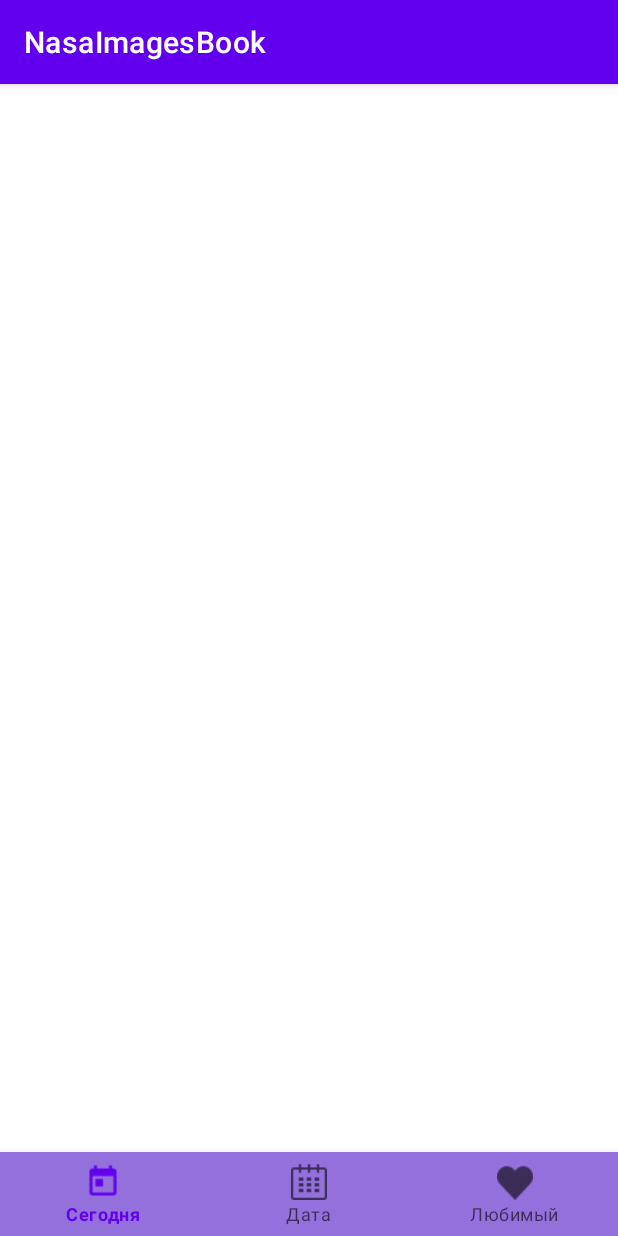
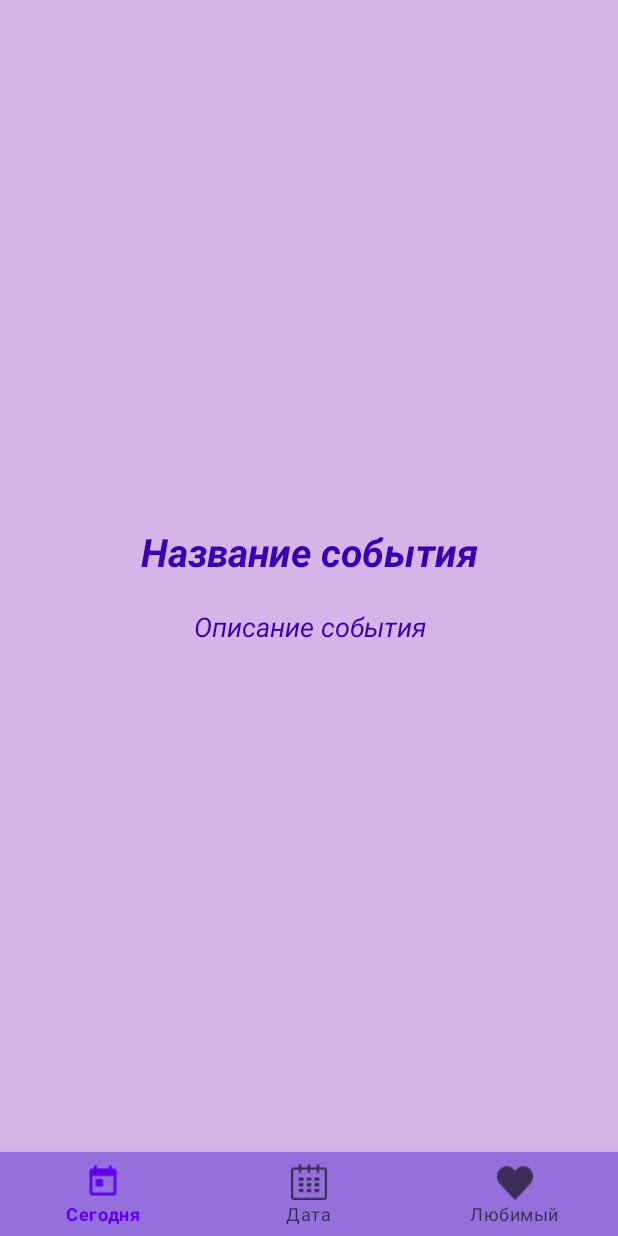
Before and after one commit to DeshinMichael/AstronomicEvents, an Android app: the screen it shows after launch (MainActivity), on a phone screen of 412 x 824 dp. Run offline under Robolectric (Android 15) with nearby library versions, the light colour scheme and no system bars.

Commit message:
created layout for DailyEventFragment

```diff
--- a/app/src/main/java/com/example/nasaimagesbook/DailyEventFragment.java
+++ b/app/src/main/java/com/example/nasaimagesbook/DailyEventFragment.java
@@ -1,7 +1,28 @@
 package com.example.nasaimagesbook;
 
+import android.os.Bundle;
+import android.view.LayoutInflater;
+import android.view.View;
+import android.view.ViewGroup;
+
+import androidx.annotation.NonNull;
+import androidx.annotation.Nullable;
 import androidx.fragment.app.Fragment;
+
+import com.example.nasaimagesbook.databinding.FragmentDailyEventBinding;
 
 public class DailyEventFragment extends Fragment {
 
+    private FragmentDailyEventBinding binding;
+
+    @Nullable
+    @Override
+    public View onCreateView(@NonNull LayoutInflater inflater, @Nullable ViewGroup container, @Nullable Bundle savedInstanceState) {
+        binding = FragmentDailyEventBinding.inflate(inflater, container, false);
+        View v = binding.getRoot();
+
+
+
+        return v;
+    }
 }
--- a/app/src/main/res/layout/activity_main.xml
+++ b/app/src/main/res/layout/activity_main.xml
@@ -17,7 +17,7 @@
         android:layout_width="match_parent"
         android:layout_height="wrap_content"
         android:id="@+id/bottom_navigation"
-        android:background="#9370DB"
+        android:background="@color/soft_purple_2"
         android:layout_alignParentBottom="true"
         app:menu="@menu/bottom_nav_menu" />
 
--- /dev/null
+++ b/app/src/main/res/layout/fragment_daily_event.xml
@@ -0,0 +1,51 @@
+<?xml version="1.0" encoding="utf-8"?>
+<LinearLayout
+    xmlns:android="http://schemas.android.com/apk/res/android"
+    android:layout_width="match_parent"
+    android:layout_height="match_parent"
+    xmlns:app="http://schemas.android.com/apk/res-auto"
+    android:background="@color/soft_purple_1">
+    <ScrollView
+        android:layout_width="match_parent"
+        android:layout_height="match_parent">
+        <androidx.constraintlayout.widget.ConstraintLayout
+            android:layout_height="wrap_content"
+            android:layout_width="match_parent">
+
+            <ImageView
+                android:layout_width="300dp"
+                android:layout_height="300dp"
+                android:id="@+id/image_event"
+                app:layout_constraintTop_toTopOf="parent"
+                app:layout_constraintStart_toStartOf="parent"
+                app:layout_constraintEnd_toEndOf="parent"
+                android:layout_margin="30dp"/>
+
+            <TextView
+                android:layout_width="wrap_content"
+                android:layout_height="wrap_content"
+                android:id="@+id/title_event"
+                android:text="Название события"
+                android:textSize="26sp"
+                android:textColor="@color/purple_700"
+                android:textStyle="bold|italic"
+                app:layout_constraintStart_toStartOf="@+id/image_event"
+                app:layout_constraintEnd_toEndOf="@+id/image_event"
+                app:layout_constraintTop_toBottomOf="@+id/image_event"
+                android:layout_marginTop="20dp"/>
+
+            <TextView
+                android:layout_width="wrap_content"
+                android:layout_height="wrap_content"
+                android:id="@+id/desc_event"
+                android:text="Описание события"
+                android:textSize="18sp"
+                android:textColor="@color/purple_700"
+                android:textStyle="italic"
+                app:layout_constraintStart_toStartOf="@+id/title_event"
+                app:layout_constraintEnd_toEndOf="@+id/title_event"
+                app:layout_constraintTop_toBottomOf="@+id/title_event"
+                android:layout_marginTop="20dp"/>
+        </androidx.constraintlayout.widget.ConstraintLayout>
+    </ScrollView>
+</LinearLayout>
--- a/app/src/main/res/values-night/themes.xml
+++ b/app/src/main/res/values-night/themes.xml
@@ -1,6 +1,6 @@
 <resources xmlns:tools="http://schemas.android.com/tools">
     <!-- Base application theme. -->
-    <style name="Theme.NasaImagesBook" parent="Theme.MaterialComponents.DayNight.DarkActionBar">
+    <style name="Theme.NasaImagesBook" parent="Theme.MaterialComponents.DayNight.NoActionBar">
         <!-- Primary brand color. -->
         <item name="colorPrimary">@color/purple_200</item>
         <item name="colorPrimaryVariant">@color/purple_700</item>
--- a/app/src/main/res/values/colors.xml
+++ b/app/src/main/res/values/colors.xml
@@ -7,4 +7,6 @@
     <color name="teal_700">#FF018786</color>
     <color name="black">#FF000000</color>
     <color name="white">#FFFFFFFF</color>
+    <color name="soft_purple_1">#D6B4E7</color>
+    <color name="soft_purple_2">#9370DB</color>
 </resources>
--- a/app/src/main/res/values/themes.xml
+++ b/app/src/main/res/values/themes.xml
@@ -1,6 +1,6 @@
 <resources xmlns:tools="http://schemas.android.com/tools">
     <!-- Base application theme. -->
-    <style name="Theme.NasaImagesBook" parent="Theme.MaterialComponents.DayNight.DarkActionBar">
+    <style name="Theme.NasaImagesBook" parent="Theme.MaterialComponents.DayNight.NoActionBar">
         <!-- Primary brand color. -->
         <item name="colorPrimary">@color/purple_500</item>
         <item name="colorPrimaryVariant">@color/purple_700</item>
```
